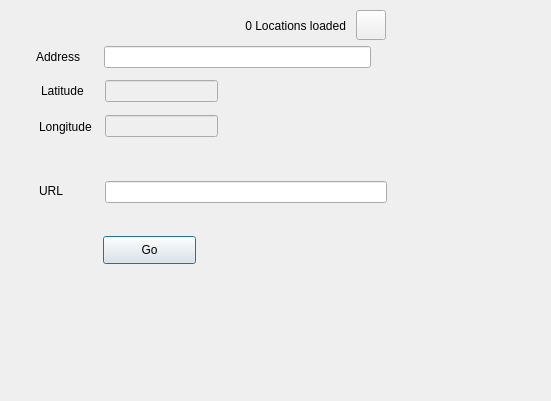
The window that sartopo_address.ui (ncssar/sartopo_address) describes before a commit, drawn with Qt 5.
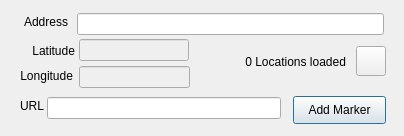
The same window after the commit. Icons and pictures are not drawn.

Commit message: interim, with functioning street searches

The edit to the form file:
```diff
--- a/sartopo_address.ui
+++ b/sartopo_address.ui
@@ -6,8 +6,8 @@
    <rect>
     <x>0</x>
     <y>0</y>
-    <width>551</width>
-    <height>401</height>
+    <width>404</width>
+    <height>136</height>
    </rect>
   </property>
   <property name="windowTitle">
@@ -16,9 +16,9 @@
   <widget class="QLineEdit" name="addrField">
    <property name="geometry">
     <rect>
-     <x>104</x>
-     <y>46</y>
-     <width>267</width>
+     <x>77</x>
+     <y>13</y>
+     <width>307</width>
      <height>22</height>
     </rect>
    </property>
@@ -29,9 +29,9 @@
    </property>
    <property name="geometry">
     <rect>
-     <x>105</x>
-     <y>80</y>
-     <width>113</width>
+     <x>79</x>
+     <y>39</y>
+     <width>110</width>
      <height>22</height>
     </rect>
    </property>
@@ -42,9 +42,9 @@
    </property>
    <property name="geometry">
     <rect>
-     <x>105</x>
-     <y>115</y>
-     <width>113</width>
+     <x>79</x>
+     <y>66</y>
+     <width>111</width>
      <height>22</height>
     </rect>
    </property>
@@ -52,8 +52,8 @@
   <widget class="QLabel" name="label">
    <property name="geometry">
     <rect>
-     <x>36</x>
-     <y>49</y>
+     <x>24</x>
+     <y>14</y>
      <width>53</width>
      <height>16</height>
     </rect>
@@ -65,8 +65,8 @@
   <widget class="QLabel" name="label_2">
    <property name="geometry">
     <rect>
-     <x>41</x>
-     <y>83</y>
+     <x>22</x>
+     <y>43</y>
      <width>53</width>
      <height>16</height>
     </rect>
@@ -74,12 +74,15 @@
    <property name="text">
     <string>Latitude</string>
    </property>
+   <property name="alignment">
+    <set>Qt::AlignRight|Qt::AlignTrailing|Qt::AlignVCenter</set>
+   </property>
   </widget>
   <widget class="QLabel" name="label_3">
    <property name="geometry">
     <rect>
-     <x>39</x>
-     <y>119</y>
+     <x>9</x>
+     <y>68</y>
      <width>64</width>
      <height>16</height>
     </rect>
@@ -87,26 +90,29 @@
    <property name="text">
     <string>Longitude</string>
    </property>
+   <property name="alignment">
+    <set>Qt::AlignRight|Qt::AlignTrailing|Qt::AlignVCenter</set>
+   </property>
   </widget>
   <widget class="QPushButton" name="goButton">
    <property name="geometry">
     <rect>
-     <x>103</x>
-     <y>236</y>
+     <x>293</x>
+     <y>96</y>
      <width>93</width>
      <height>28</height>
     </rect>
    </property>
    <property name="text">
-    <string>Go</string>
+    <string>Add Marker</string>
    </property>
   </widget>
   <widget class="QLineEdit" name="urlField">
    <property name="geometry">
     <rect>
-     <x>105</x>
-     <y>181</y>
-     <width>282</width>
+     <x>47</x>
+     <y>97</y>
+     <width>234</width>
      <height>22</height>
     </rect>
    </property>
@@ -114,9 +120,9 @@
   <widget class="QLabel" name="label_4">
    <property name="geometry">
     <rect>
-     <x>39</x>
-     <y>183</y>
-     <width>64</width>
+     <x>20</x>
+     <y>98</y>
+     <width>26</width>
      <height>16</height>
     </rect>
    </property>
@@ -127,9 +133,9 @@
   <widget class="QLabel" name="locationCountLabel">
    <property name="geometry">
     <rect>
-     <x>150</x>
-     <y>16</y>
-     <width>196</width>
+     <x>170</x>
+     <y>52</y>
+     <width>176</width>
      <height>20</height>
     </rect>
    </property>
@@ -144,7 +150,7 @@
    <property name="geometry">
     <rect>
      <x>356</x>
-     <y>10</y>
+     <y>46</y>
      <width>30</width>
      <height>30</height>
     </rect>
```
Left out of the diff: 2 changed lines with no effect on the pictures. The commit also changes 2 other files.
